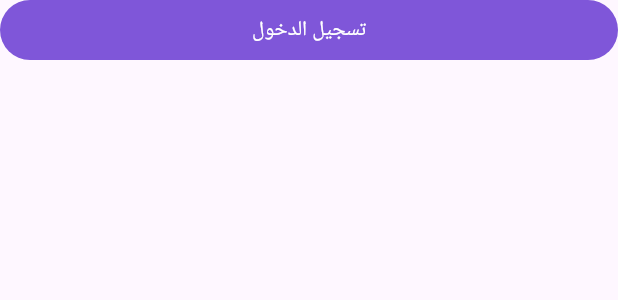
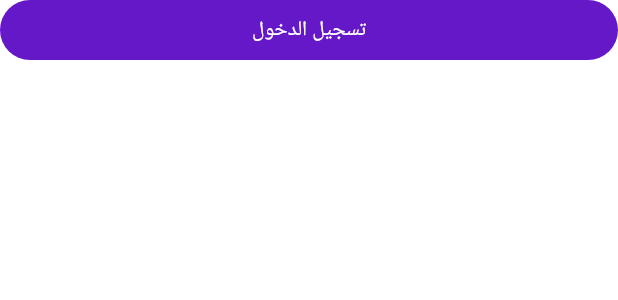
Before and after one commit to rowanibrahem/Lupus-App, a Flutter app: the CustomButton widget shown alone on an empty page, opened directly, on a phone screen of 412 x 824 dp. Shown: the top 300 px of the screen. Run offline on Flutter 3.47's test engine with Material 3 defaults, Android fonts, the light colour scheme and no system bars; our stand-ins replace flutter_screenutil, flutter_svg, google_fonts; Roboto replaces fonts that are missing (Changa).

Commit message:
Refactor:  light theme configuration

```diff
--- a/lib/core/shared_widgets/custom_button.dart
+++ b/lib/core/shared_widgets/custom_button.dart
@@ -2,11 +2,10 @@
 import 'package:lupus_app/core/theme/color_app.dart';
 import 'package:lupus_app/core/theme/styles.dart';
 
-
 class CustomButton extends StatelessWidget {
-  const CustomButton({
-    super.key,
-    // this.backgroundColor = ColorApp.primaryColor,
+  const CustomButton(
+      {super.key,
+      // this.backgroundColor = AppColors.primaryColor,
       this.borderRadius,
       required this.text,
       this.fontSized = 20,
@@ -40,7 +39,7 @@
         width: width,
         height: height,
         decoration: BoxDecoration(
-          color: ColorApp.primaryColor,
+          color: AppColors.primaryColor,
           borderRadius: BorderRadius.circular(200),
           gradient: const LinearGradient(
             begin: Alignment.topCenter,
@@ -54,7 +53,7 @@
         child: Container(
           decoration: BoxDecoration(
             borderRadius: BorderRadius.circular(200),
-            color: ColorApp.primaryColor,
+            color: AppColors.primaryColor,
           ),
           padding: const EdgeInsets.symmetric(horizontal: 24, vertical: 10),
           alignment: Alignment.center,
@@ -67,7 +66,7 @@
               // ],
               Text(
                 text,
-                style: Styles.textStyle20(context).copyWith(color: textColor , fontSize: 14),
+                style: Styles.textStyle20(context).copyWith(color: textColor, fontSize: 14),
               ),
             ],
           ),
--- a/lib/core/shared_widgets/custom_field.dart
+++ b/lib/core/shared_widgets/custom_field.dart
@@ -15,9 +15,9 @@
   final FocusNode? focusNode;
   final bool obscureText;
   final Icon? suffix;
-   final List<String>? autofillHints;
-    final IconData? suffixIcon;
-    final Function()? suffixPressed;
+  final List<String>? autofillHints;
+  final IconData? suffixIcon;
+  final Function()? suffixPressed;
   const InputField({
     super.key,
     required this.label,
@@ -34,8 +34,8 @@
     this.focusNode,
     this.autofillHints,
     this.obscureText = false,
-     this.suffixIcon,
-     this.suffixPressed,
+    this.suffixIcon,
+    this.suffixPressed,
   });
 
   @override
@@ -68,7 +68,7 @@
           borderRadius: BorderRadius.circular(2),
         ),
         focusedBorder: OutlineInputBorder(
-          borderSide: const BorderSide(color: ColorApp.primaryColor),
+          borderSide: const BorderSide(color: AppColors.primaryColor),
           borderRadius: BorderRadius.circular(5),
         ),
       ),
--- /dev/null
+++ b/lib/core/theme/app_theme.dart
@@ -0,0 +1,124 @@
+import 'package:flutter/material.dart';
+import 'package:lupus_app/core/theme/color_app.dart';
+
+abstract class AppTheme {
+  static final lightTheme = ThemeData(
+    visualDensity: VisualDensity.adaptivePlatformDensity,
+    scaffoldBackgroundColor: AppColors.whiteColor,
+    appBarTheme: AppBarTheme(
+      // color: AppColors.whiteColor,
+      elevation: 0,
+      scrolledUnderElevation: 0,
+      centerTitle: true,
+      actionsIconTheme: IconThemeData(color: AppColors.blackColor),
+      backgroundColor: AppColors.whiteColor,
+      titleTextStyle: TextStyle(
+        color: AppColors.blackColor,
+        fontWeight: FontWeight.w700,
+        fontSize: 16,
+      ),
+    ),
+    fontFamily: "Changa",
+    primaryColor: AppColors.primaryColor,
+    textTheme: TextTheme(
+      titleSmall: TextStyle(),
+    ),
+    colorScheme: ColorScheme.light(
+      primary: AppColors.bgColor, // Header background (selected date)
+      onPrimary: AppColors.whiteColor, // Header text color
+      onSurface: AppColors.primaryColor, // Calendar day text color
+    ),
+    textSelectionTheme: TextSelectionThemeData(
+      cursorColor: AppColors.primaryColor,
+      selectionColor: AppColors.primaryColor.withValues(alpha: 0.3),
+      selectionHandleColor: AppColors.primaryColor,
+    ),
+    inputDecorationTheme: InputDecorationTheme(
+      hintStyle: TextStyle(
+        color: AppColors.grayColor,
+        fontWeight: FontWeight.w600,
+        fontSize: 12,
+        height: 1.0,
+        letterSpacing: 0.0,
+      ),
+      filled: true,
+      fillColor: AppColors.lightGrayColor,
+      prefixIconColor: AppColors.blackColor,
+      suffixIconColor: AppColors.blackColor,
+      border: OutlineInputBorder(
+        borderSide: BorderSide.none,
+        borderRadius: BorderRadius.circular(10),
+      ),
+      disabledBorder: OutlineInputBorder(
+        borderSide: BorderSide.none,
+        borderRadius: BorderRadius.circular(10),
+      ),
+      focusedBorder: OutlineInputBorder(
+        borderSide: BorderSide(color: AppColors.primaryColor, width: 1.5),
+        borderRadius: BorderRadius.circular(10),
+      ),
+      enabledBorder: OutlineInputBorder(
+        borderSide: BorderSide.none,
+        borderRadius: BorderRadius.circular(10),
+      ),
+      errorBorder: OutlineInputBorder(
+        borderSide: BorderSide(color: AppColors.errorColor, width: 1.5),
+        borderRadius: BorderRadius.circular(10),
+      ),
+    ),
+    elevatedButtonTheme: ElevatedButtonThemeData(
+      style: ElevatedButton.styleFrom(
+        backgroundColor: AppColors.primaryColor,
+        foregroundColor: AppColors.whiteColor,
+        shape: RoundedRectangleBorder(
+          borderRadius: BorderRadius.circular(10),
+        ),
+        textStyle: TextStyle(
+          fontWeight: FontWeight.w700,
+          fontSize: 16,
+          height: 1.0,
+          letterSpacing: 0.16,
+        ),
+        shadowColor: Color(0x40000000),
+      ),
+    ),
+    dropdownMenuTheme: DropdownMenuThemeData(
+      inputDecorationTheme: InputDecorationTheme(
+        filled: true,
+        fillColor: AppColors.lightGrayColor,
+        border: OutlineInputBorder(
+          borderSide: BorderSide.none,
+          borderRadius: BorderRadius.circular(10),
+        ),
+        enabledBorder: OutlineInputBorder(
+          borderSide: BorderSide.none,
+          borderRadius: BorderRadius.circular(10),
+        ),
+        focusedBorder: OutlineInputBorder(
+          borderSide: BorderSide.none,
+          borderRadius: BorderRadius.circular(10),
+        ),
+      ),
+      menuStyle: MenuStyle(
+        backgroundColor: WidgetStatePropertyAll(
+          AppColors.lightGrayColor,
+        ),
+        shape: WidgetStatePropertyAll(
+          RoundedRectangleBorder(
+            borderRadius: BorderRadius.circular(10),
+          ),
+        ),
+      ),
+      textStyle: TextStyle(
+        fontWeight: FontWeight.w700,
+        fontSize: 12,
+        height: 1.0, // line-height: 100%
+        letterSpacing: 0,
+      ),
+    ),
+    radioTheme: RadioThemeData(
+      fillColor: WidgetStatePropertyAll(AppColors.lighterGrayColor),
+      // overlayColor: WidgetStatePropertyAll(AppColors.primaryColor),
+    ),
+  );
+}
--- a/lib/core/theme/color_app.dart
+++ b/lib/core/theme/color_app.dart
@@ -1,11 +1,18 @@
 import 'package:flutter/material.dart';
 
-class ColorApp {
-  static const Color primaryColor = Color(0xFF7F56D9);
-    static const Color bgColor = Color.fromARGB(255, 144, 103, 232);
+class AppColors {
+  static const Color primaryColor = Color(0xFF6518C8);
+  static const Color bgColor = Color(0xFF9067E8);
 
   static const Color textColor = Color(0xFF2C3E5D);
   static const dots = Color(0xFF626F86);
   static const cardColor = Color(0xFFE5E7EB);
   static const secondaryColor = Color(0xFF6B7280);
+  static const whiteColor = Color(0xFFFFFFFF);
+  static const blackColor = Color(0xFF000000);
+  static const grayColor = Color(0xFF7F7F7F);
+  static const lightGrayColor = Color(0xFFEAEAEA);
+  static const lighterGrayColor = Color(0xFFD9D9D9);
+
+  static const errorColor = Color(0xFFEB5757);
 }
--- a/lib/core/theme/styles.dart
+++ b/lib/core/theme/styles.dart
@@ -2,28 +2,31 @@
 import 'package:lupus_app/core/theme/color_app.dart';
 
 class Styles {
-   static TextStyle textStyle20(BuildContext context) {
+  static TextStyle textStyle20(BuildContext context) {
     return TextStyle(
-      color: ColorApp.textColor,
+      color: AppColors.textColor,
       fontSize: getResponsiveFontSize(context, fontSize: 20),
       fontWeight: FontWeight.w500, //meduim
     );
   }
- static TextStyle textStyle16(BuildContext context) {
+
+  static TextStyle textStyle16(BuildContext context) {
     return TextStyle(
-      color: ColorApp.textColor,
+      color: AppColors.textColor,
       fontSize: getResponsiveFontSize(context, fontSize: 16),
       fontWeight: FontWeight.w600, //semibold
     );
   }
+
   static TextStyle textStyle14(BuildContext context) {
     return TextStyle(
-      color: ColorApp.secondaryColor,
+      color: AppColors.secondaryColor,
       fontSize: getResponsiveFontSize(context, fontSize: 14),
       fontWeight: FontWeight.w400, //regular
     );
   }
 }
+
 double getResponsiveFontSize(BuildContext context, {required double fontSize}) {
   double scaleFactor = getScaleFactor(context);
   double responsiveFontSize = scaleFactor * fontSize;
@@ -31,8 +34,6 @@
   double upperLimit = fontSize * 1.2;
   return responsiveFontSize.clamp(lowerLimit, upperLimit);
 }
-
-
 
 double getScaleFactor(BuildContext context) {
   double w = MediaQuery.of(context).size.width;
--- a/lib/lupus_app.dart
+++ b/lib/lupus_app.dart
@@ -3,8 +3,12 @@
 import 'package:google_fonts/google_fonts.dart';
 import 'package:lupus_app/core/services/app_router.dart';
 import 'package:lupus_app/core/services/navigation_service.dart';
+import 'package:lupus_app/core/theme/app_theme.dart';
 import 'package:lupus_app/features/auth/presentation/views/login_view.dart';
 import 'package:flutter_localizations/flutter_localizations.dart';
+import 'package:lupus_app/features/auth/presentation/views/patient_signup/patient_signup_step1_view.dart';
+import 'package:lupus_app/features/auth/presentation/views/users_view.dart';
+import 'package:lupus_app/features/splash_screen/presentation/splash_view.dart';
 
 class LupusApp extends StatelessWidget {
   const LupusApp({super.key});
@@ -15,11 +19,7 @@
       minTextAdapt: true,
       splitScreenMode: true,
       child: MaterialApp(
-        theme: ThemeData(
-          colorScheme: ColorScheme.fromSeed(seedColor: Colors.deepPurple),
-          textTheme: GoogleFonts.ibmPlexSansArabicTextTheme(),
-          useMaterial3: true,
-        ),
+        theme: AppTheme.lightTheme,
         locale: const Locale('ar'),
         supportedLocales: const [
           Locale('ar'),
@@ -29,19 +29,19 @@
           GlobalWidgetsLocalizations.delegate,
           GlobalCupertinoLocalizations.delegate,
         ],
-        darkTheme: ThemeData(
-          colorScheme: ColorScheme.fromSeed(
-            seedColor: Colors.deepPurple,
-            brightness: Brightness.dark,
-          ),
-          textTheme: GoogleFonts.poppinsTextTheme(),
-          useMaterial3: true,
-        ),
+        // darkTheme: ThemeData(
+        //   colorScheme: ColorScheme.fromSeed(
+        //     seedColor: Colors.deepPurple,
+        //     brightness: Brightness.dark,
+        //   ),
+        //   textTheme: GoogleFonts.poppinsTextTheme(),
+        //   useMaterial3: true,
+        // ),
         // themeMode: themeMode,
         debugShowCheckedModeBanner: false,
         onGenerateRoute: AppRouter.generateRoute,
         navigatorKey: NavigationService.navigatorKey,
-        home: LoginView(),
+        home: PatientSignupStep1View(),
       ),
     );
   }
```
Lines whose indentation alone changed are shown as unchanged.
